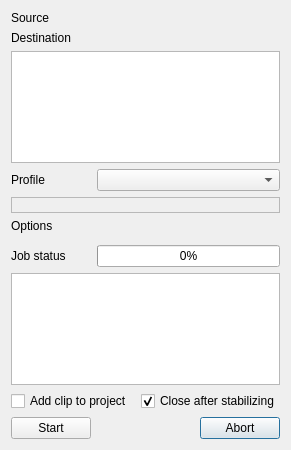
The window that src/widgets/clipstabilize_ui.ui (KDE/kdenlive) describes before a commit, drawn with Qt 5.
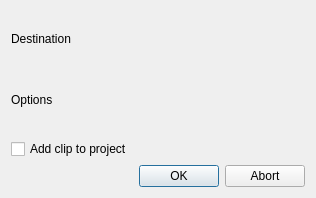
The same window after the commit. Custom widgets are drawn as their Qt base class.

Patch:
```diff
--- a/src/widgets/clipstabilize_ui.ui
+++ b/src/widgets/clipstabilize_ui.ui
@@ -6,8 +6,8 @@
    <rect>
     <x>0</x>
     <y>0</y>
-    <width>291</width>
-    <height>450</height>
+    <width>290</width>
+    <height>198</height>
    </rect>
   </property>
   <property name="windowTitle">
@@ -15,34 +15,24 @@
   </property>
   <layout class="QGridLayout" name="gridLayout">
    <item row="0" column="0">
-    <widget class="QLabel" name="label_source">
-     <property name="text">
-      <string>Source</string>
-     </property>
-    </widget>
-   </item>
-   <item row="0" column="1" colspan="2">
-    <widget class="KUrlRequester" name="source_url"/>
-   </item>
-   <item row="1" column="0">
     <widget class="QLabel" name="label_dest">
      <property name="text">
       <string>Destination</string>
      </property>
     </widget>
    </item>
-   <item row="1" column="1" colspan="2">
+   <item row="0" column="1" colspan="2">
     <widget class="KUrlRequester" name="dest_url"/>
    </item>
-   <item row="5" column="0" colspan="3">
+   <item row="1" column="0" colspan="3">
     <widget class="QLabel" name="label_3">
      <property name="text">
       <string>Options</string>
      </property>
     </widget>
    </item>
-   <item row="6" column="0" colspan="3">
-    <widget class="QWidget" name="optionsbox">
+   <item row="2" column="0" colspan="3">
+    <widget class="QWidget" name="optionsbox" native="true">
      <property name="sizePolicy">
       <sizepolicy hsizetype="Expanding" vsizetype="Maximum">
        <horstretch>0</horstretch>
@@ -51,61 +41,24 @@
      </property>
     </widget>
    </item>
-   <item row="7" column="0">
-    <widget class="QLabel" name="label_4">
-     <property name="text">
-      <string>Job status</string>
-     </property>
-    </widget>
-   </item>
-   <item row="8" column="0" colspan="3">
-    <widget class="QTextEdit" name="log_text">
-     <property name="sizePolicy">
-      <sizepolicy hsizetype="Expanding" vsizetype="Expanding">
-       <horstretch>0</horstretch>
-       <verstretch>0</verstretch>
-      </sizepolicy>
-     </property>
-     <property name="readOnly">
-      <bool>true</bool>
-     </property>
-    </widget>
-   </item>
-   <item row="11" column="2">
+   <item row="5" column="2">
     <widget class="QDialogButtonBox" name="buttonBox">
      <property name="orientation">
       <enum>Qt::Horizontal</enum>
      </property>
      <property name="standardButtons">
-      <set>QDialogButtonBox::Abort</set>
+      <set>QDialogButtonBox::Abort|QDialogButtonBox::Ok</set>
      </property>
     </widget>
    </item>
-   <item row="11" column="0">
-    <widget class="QPushButton" name="button_start">
-     <property name="text">
-      <string>Start</string>
-     </property>
-    </widget>
-   </item>
-   <item row="9" column="0" colspan="2">
+   <item row="3" column="0" colspan="2">
     <widget class="QCheckBox" name="auto_add">
      <property name="text">
       <string>Add clip to project</string>
      </property>
     </widget>
    </item>
-   <item row="9" column="2">
-    <widget class="QCheckBox" name="auto_close">
-     <property name="text">
-      <string>Close after stabilizing</string>
-     </property>
-     <property name="checked">
-      <bool>true</bool>
-     </property>
-    </widget>
-   </item>
-   <item row="11" column="1">
+   <item row="5" column="0" colspan="2">
     <spacer name="horizontalSpacer">
      <property name="orientation">
       <enum>Qt::Horizontal</enum>
@@ -118,48 +71,9 @@
      </property>
     </spacer>
    </item>
-   <item row="3" column="0">
-    <widget class="QLabel" name="label_profile">
-     <property name="text">
-      <string>Profile</string>
-     </property>
-    </widget>
-   </item>
-   <item row="3" column="1" colspan="2">
-    <widget class="KComboBox" name="profile_list"/>
-   </item>
-   <item row="2" column="0" colspan="3">
-    <widget class="QListWidget" name="urls_list">
-     <property name="alternatingRowColors">
-      <bool>true</bool>
-     </property>
-    </widget>
-   </item>
-   <item row="4" column="0" colspan="3">
-    <widget class="QLabel" name="transcode_info">
-     <property name="frameShape">
-      <enum>QFrame::StyledPanel</enum>
-     </property>
-     <property name="frameShadow">
-      <enum>QFrame::Raised</enum>
-     </property>
-    </widget>
-   </item>
-   <item row="7" column="1" colspan="2">
-    <widget class="QProgressBar" name="job_progress">
-     <property name="value">
-      <number>0</number>
-     </property>
-    </widget>
-   </item>
   </layout>
  </widget>
  <customwidgets>
-  <customwidget>
-   <class>KComboBox</class>
-   <extends>QComboBox</extends>
-   <header>kcombobox.h</header>
-  </customwidget>
   <customwidget>
    <class>KUrlRequester</class>
    <extends>QFrame</extends>
```
